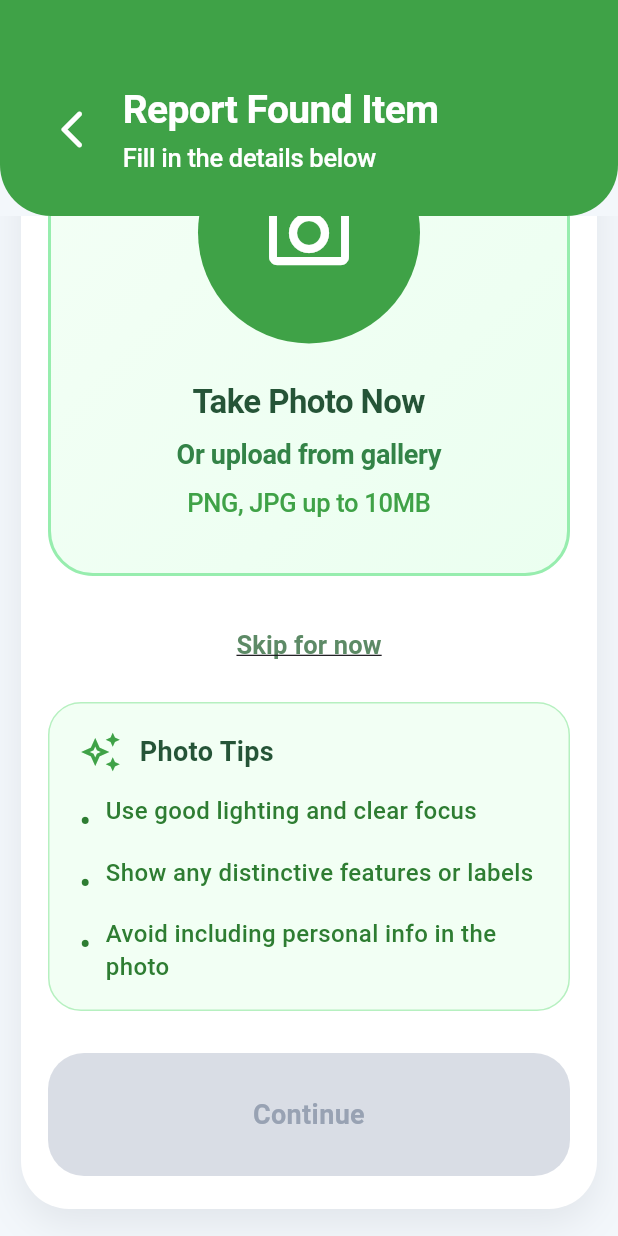
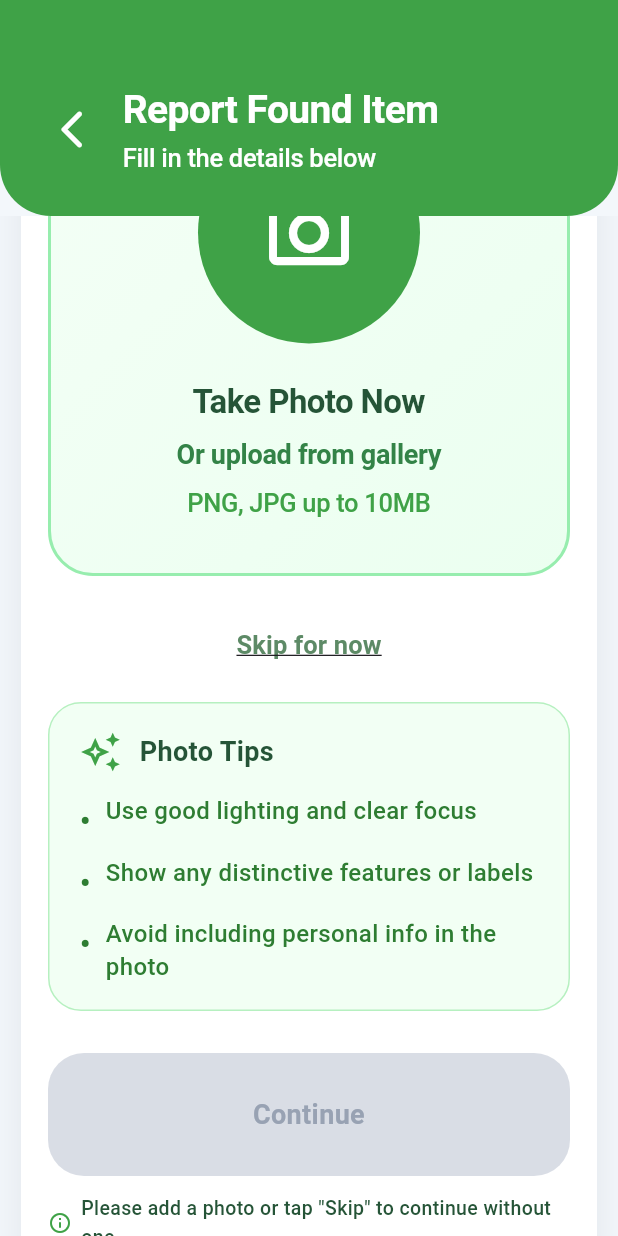
Before and after one commit to Oyunbldd/thesis, a Flutter app: the ReportFoundItemView screen opened directly, scrolled down 427 dp, on a phone screen of 412 x 824 dp. Run offline on Flutter 3.47's test engine with Material 3 defaults, Android fonts, the light colour scheme and no system bars; our stand-ins replace cloud_firestore, firebase_auth, firebase_core, firebase_messaging, firebase_storage, flutter_local_notifications and 3 more; accounts and stored records are empty.

Commit message:
feat: show clear validation hints below continue button for each step

```diff
--- a/lost_found_app/lib/views/report/report_found_item_view.dart
+++ b/lost_found_app/lib/views/report/report_found_item_view.dart
@@ -79,6 +79,33 @@ class _ReportFoundItemViewState extends State<ReportFoundItemView> {
         return _contactController.text.trim().isNotEmpty;
       default:
         return false;
+    }
+  }
+
+  String? get _validationHint {
+    switch (_step) {
+      case 0:
+        if (_selectedImagePath == null) {
+          return 'Please add a photo or tap "Skip" to continue without one';
+        }
+        return null;
+      case 1:
+        if (_selectedCategory == null) return 'Please select a category';
+        return null;
+      case 2:
+        if (_selectedLocation == null && _dateFound == null) {
+          return 'Please select a location and the date you found it';
+        }
+        if (_selectedLocation == null) return 'Please select a location';
+        if (_dateFound == null) return 'Please select the date you found it';
+        return null;
+      case 3:
+        if (_contactController.text.trim().isEmpty) {
+          return 'Please enter your contact email';
+        }
+        return null;
+      default:
+        return null;
     }
   }
 
@@ -320,6 +347,32 @@ class _ReportFoundItemViewState extends State<ReportFoundItemView> {
                         ),
                       ],
                     ),
+                    if (_validationHint != null) ...[
+                      const SizedBox(height: 12),
+                      AnimatedSize(
+                        duration: const Duration(milliseconds: 200),
+                        child: Row(
+                          children: [
+                            const Icon(
+                              Icons.info_outline_rounded,
+                              size: 16,
+                              color: Color(0xFF3FA247),
+                            ),
+                            const SizedBox(width: 6),
+                            Expanded(
+                              child: Text(
+                                _validationHint!,
+                                style: const TextStyle(
+                                  fontSize: 13,
+                                  color: Color(0xFF255437),
+                                  fontWeight: FontWeight.w500,
+                                ),
+                              ),
+                            ),
+                          ],
+                        ),
+                      ),
+                    ],
                   ],
                 ),
               ),
```
Also changed, not shown: lost_found_app/lib/views/report/report_lost_item_view.dart (+61 -0 lines).
